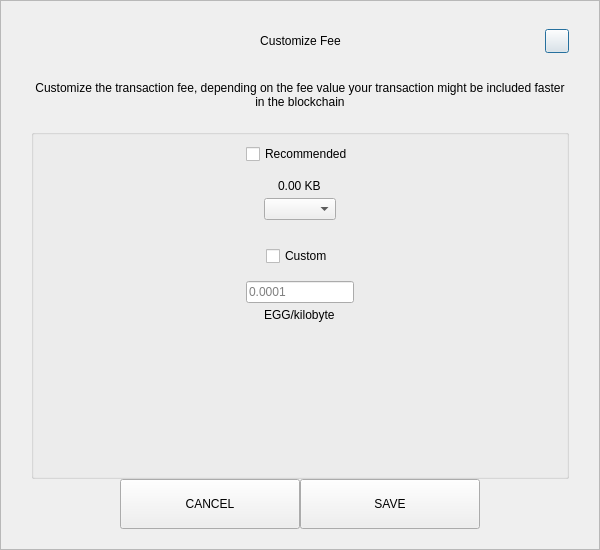
Before: the Qt Designer form src/qt/pivx/forms/sendcustomfeedialog.ui in KingricharVD/NestEGG, drawn with Qt 5.
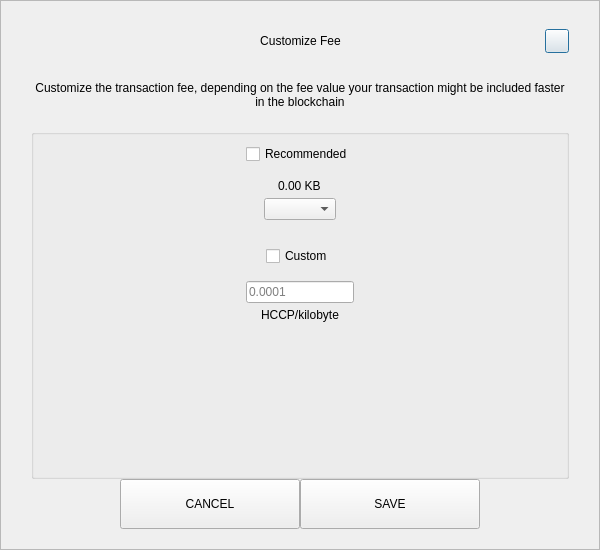
After: the same form once the commit is applied.

Diff of the .ui file:
```diff
--- a/src/qt/pivx/forms/sendcustomfeedialog.ui
+++ b/src/qt/pivx/forms/sendcustomfeedialog.ui
@@ -287,7 +287,7 @@
            <item alignment="Qt::AlignHCenter">
             <widget class="QLabel" name="labelCustomFee">
              <property name="text">
-              <string>EGG/kilobyte</string>
+              <string>HCCP/kilobyte</string>
              </property>
             </widget>
            </item>
```
